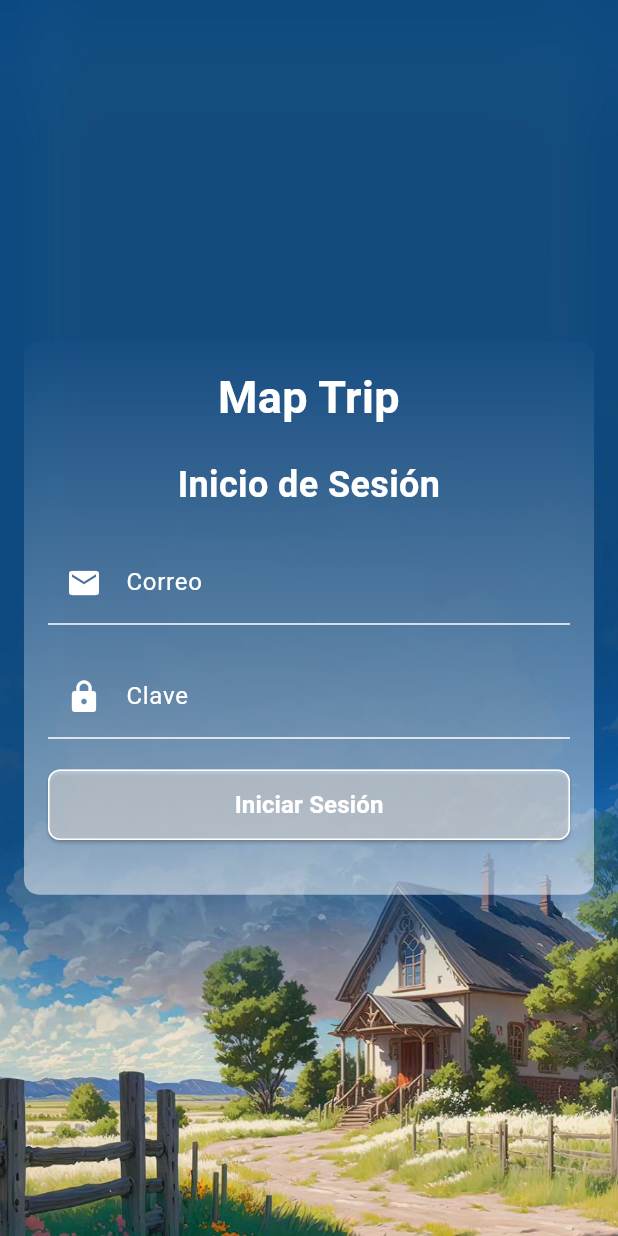
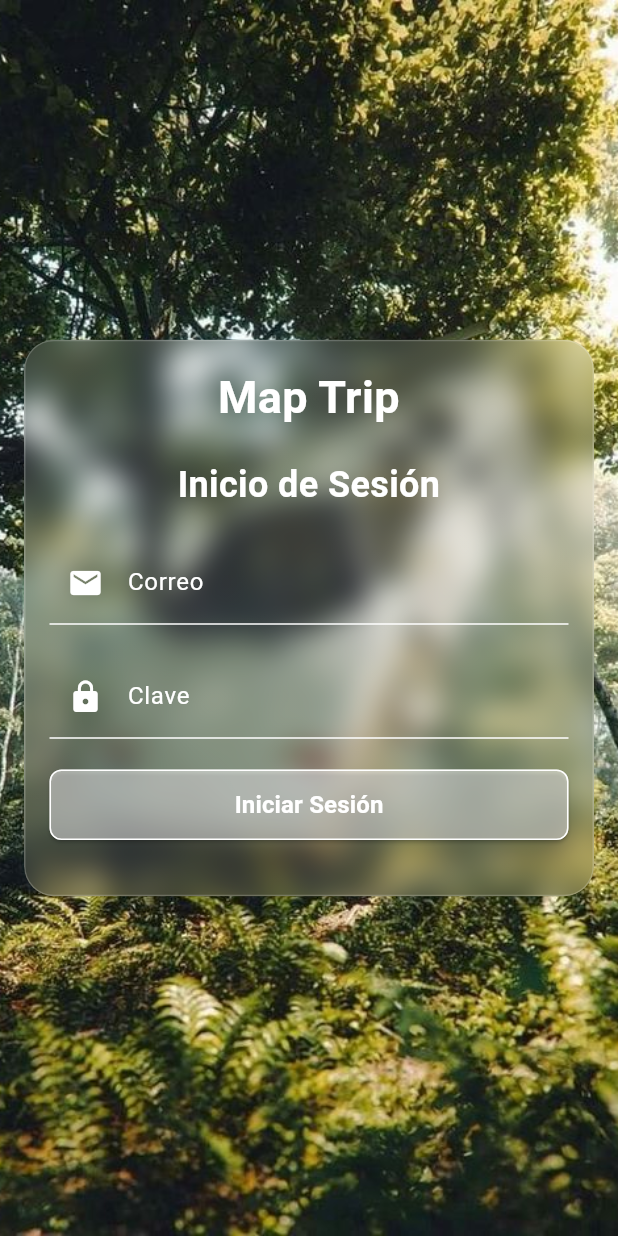
Before and after one commit to JhandryChimbo/MapTrip, a Flutter app: the screen it shows after launch, on a phone screen of 412 x 824 dp. Run offline on Flutter 3.47's test engine with Material 3 defaults, Android fonts, the phone set to English and light mode, and no system bars; our stand-ins replace flutter_map, flutter_secure_storage, geolocator, latlong2, validators.

Commit message:
Preview Layout

```diff
--- a/front_end/lib/views/sessionView.dart
+++ b/front_end/lib/views/sessionView.dart
@@ -1,3 +1,4 @@
+import 'dart:ui';
 import 'package:flutter/material.dart';
 import 'package:validators/validators.dart';
 
@@ -41,7 +42,7 @@ class _SessionviewState extends State<Sessionview> {
           Container(
             decoration: const BoxDecoration(
               image: DecorationImage(
-                image: AssetImage("assets/fondoInicio.jpeg"),
+                image: AssetImage("assets/fondoInicio.jpg"),
                 fit: BoxFit.cover,
               ),
             ),
@@ -50,17 +51,24 @@ class _SessionviewState extends State<Sessionview> {
             padding: const EdgeInsets.all(16),
             child: Center(
               child: SingleChildScrollView(
+                child: ClipRRect(
+                  borderRadius: BorderRadius.circular(20),
+                  child: BackdropFilter(
+                    filter: ImageFilter.blur(sigmaX: 10.0, sigmaY: 10.0),
                     child: Container(
                       padding: const EdgeInsets.all(16),
                       decoration: BoxDecoration(
-                    borderRadius: BorderRadius.circular(10),
+                        borderRadius: BorderRadius.circular(20),
                         gradient: LinearGradient(
                           begin: Alignment.topCenter,
                           end: Alignment.bottomCenter,
                           colors: [
-                        const Color.fromARGB(255, 24, 79, 135).withOpacity(0.5),
-                        Colors.white.withOpacity(0.5),
+                            const Color.fromARGB(255, 255, 255, 255).withOpacity(0.1),
+                            Colors.white.withOpacity(0.1),
                           ],
+                        ),
+                        border: Border.all(
+                          color: Colors.white.withOpacity(0.2),
                         ),
                       ),
                       child: Form(
@@ -163,7 +171,9 @@ class _SessionviewState extends State<Sessionview> {
                     ),
                   ),
                 ),
-          )
+              ),
+            ),
+          ),
         ],
       ),
     );
--- a/front_end/pubspec.yaml
+++ b/front_end/pubspec.yaml
@@ -67,7 +67,7 @@ flutter:
 
   # To add assets to your application, add an assets section, like this:
   assets:
-    - assets/fondoInicio.jpeg
+    - assets/fondoInicio.jpg
 
 
   # An image asset can refer to one or more resolution-specific "variants", see
```
Also changed, not shown: front_end/lib/views/mapView.dart (+79 -18 lines), front_end/assets/fondoInicio.jpeg (deleted), front_end/assets/fondoInicio.jpg (added). Lines whose indentation alone changed are shown as unchanged.
